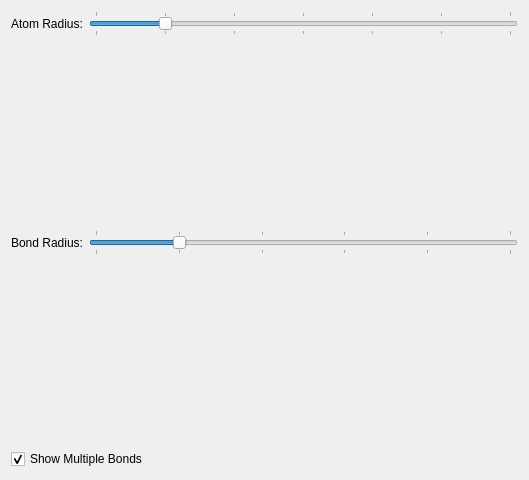
Above: libavogadro/src/engines/bsdysettingswidget.ui from cryos/avogadro before the change. Below: the same form after it.
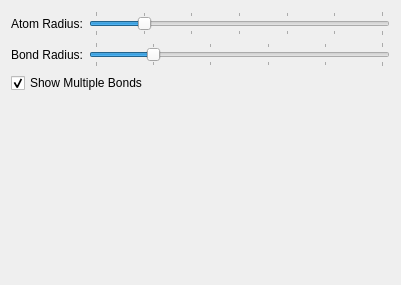
That is the form after the change.

Commit message: Fix layout of ball-and-stick settings (should all go together when sized to a larger box -- matches default OS layout).

Patch:
```diff
--- a/libavogadro/src/engines/bsdysettingswidget.ui
+++ b/libavogadro/src/engines/bsdysettingswidget.ui
@@ -5,8 +5,8 @@
    <rect>
     <x>0</x>
     <y>0</y>
-    <width>529</width>
-    <height>480</height>
+    <width>401</width>
+    <height>285</height>
    </rect>
   </property>
   <layout class="QVBoxLayout" name="verticalLayout" >
@@ -41,14 +41,14 @@
        </property>
       </widget>
      </item>
-     <item row="2" column="0" >
+     <item row="1" column="0" >
       <widget class="QLabel" name="bondRadiusLabel" >
        <property name="text" >
         <string>Bond Radius:</string>
        </property>
       </widget>
      </item>
-     <item row="2" column="2" >
+     <item row="1" column="2" >
       <widget class="QSlider" name="bondRadiusSlider" >
        <property name="minimum" >
         <number>1</number>
@@ -70,32 +70,6 @@
        </property>
       </widget>
      </item>
-     <item row="3" column="2" >
-      <spacer name="verticalSpacer" >
-       <property name="orientation" >
-        <enum>Qt::Vertical</enum>
-       </property>
-       <property name="sizeHint" stdset="0" >
-        <size>
-         <width>20</width>
-         <height>40</height>
-        </size>
-       </property>
-      </spacer>
-     </item>
-     <item row="1" column="2" >
-      <spacer name="verticalSpacer_2" >
-       <property name="orientation" >
-        <enum>Qt::Vertical</enum>
-       </property>
-       <property name="sizeHint" stdset="0" >
-        <size>
-         <width>20</width>
-         <height>40</height>
-        </size>
-       </property>
-      </spacer>
-     </item>
     </layout>
    </item>
    <item>
@@ -111,6 +85,19 @@
      </property>
     </widget>
    </item>
+   <item>
+    <spacer name="verticalSpacer" >
+     <property name="orientation" >
+      <enum>Qt::Vertical</enum>
+     </property>
+     <property name="sizeHint" stdset="0" >
+      <size>
+       <width>20</width>
+       <height>40</height>
+      </size>
+     </property>
+    </spacer>
+   </item>
   </layout>
  </widget>
  <resources/>
```
